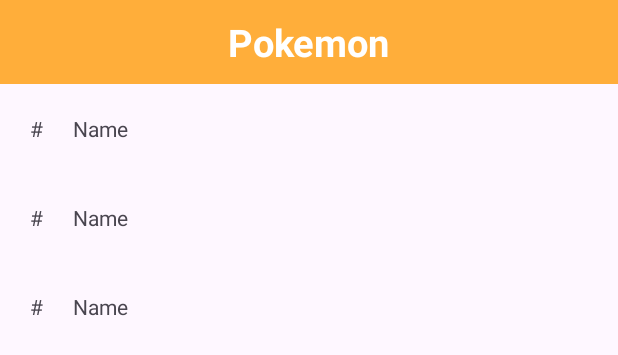
After one commit to diegogd04/Pokemon, an Android app: the layout fragment_pokemon_list.xml on its own in the app's theme, with its tools: preview values and no code run, on a phone screen of 412 x 824 dp. The commit adds this screen. Shown: the top 355 px of the screen. Run offline under Robolectric (Android 15) with nearby library versions, the phone set to English and light mode, and no system bars.

Commit message:
Creación de vistas.

```diff
--- a/app/src/main/java/edu/dgd/pokemon/MainActivity.kt
+++ b/app/src/main/java/edu/dgd/pokemon/MainActivity.kt
@@ -10,7 +10,7 @@ class MainActivity : AppCompatActivity() {
     override fun onCreate(savedInstanceState: Bundle?) {
         super.onCreate(savedInstanceState)
         enableEdgeToEdge()
-        setContentView(R.layout.activity_main)
+        setContentView(R.layout.activity_pokemon_list)
         ViewCompat.setOnApplyWindowInsetsListener(findViewById(R.id.main)) { v, insets ->
             val systemBars = insets.getInsets(WindowInsetsCompat.Type.systemBars())
             v.setPadding(systemBars.left, systemBars.top, systemBars.right, systemBars.bottom)
--- /dev/null
+++ b/app/src/main/res/layout/fragment_pokemon_list.xml
@@ -0,0 +1,88 @@
+<?xml version="1.0" encoding="utf-8"?>
+<LinearLayout xmlns:android="http://schemas.android.com/apk/res/android"
+    android:layout_width="match_parent"
+    android:layout_height="match_parent"
+    xmlns:tools="http://schemas.android.com/tools"
+    android:orientation="vertical">
+
+    <Toolbar
+        android:id="@+id/toolbar"
+        android:layout_width="match_parent"
+        android:layout_height="wrap_content"
+        android:background="@color/orange">
+
+        <TextView
+            style="@style/detail_toolbar_title"
+            android:layout_width="wrap_content"
+            android:layout_height="wrap_content"
+            android:text="@string/pokemon_list_toolbar_title" />
+
+    </Toolbar>
+
+    <LinearLayout
+        android:id="@+id/pokemon_layout_1"
+        android:layout_width="match_parent"
+        android:layout_height="wrap_content"
+        android:orientation="horizontal"
+        android:layout_margin="@dimen/pokemon_margin">
+
+        <TextView
+            android:id="@+id/pokemon_id_1"
+            android:layout_width="wrap_content"
+            android:layout_height="wrap_content"
+            tools:text="@string/tools_pokemon_id" />
+
+        <TextView
+            android:id="@+id/pokemon_name_1"
+            android:layout_width="wrap_content"
+            android:layout_height="wrap_content"
+            tools:text="@string/tools_pokemon_name"
+            android:layout_marginStart="@dimen/pokemon_margin" />
+
+    </LinearLayout>
+
+    <LinearLayout
+        android:id="@+id/pokemon_layout_2"
+        android:layout_width="match_parent"
+        android:layout_height="wrap_content"
+        android:orientation="horizontal"
+        android:layout_margin="@dimen/pokemon_margin">
+
+        <TextView
+            android:id="@+id/pokemon_id_2"
+            android:layout_width="wrap_content"
+            android:layout_height="wrap_content"
+            tools:text="@string/tools_pokemon_id" />
+
+        <TextView
+            android:id="@+id/pokemon_name_2"
+            android:layout_width="wrap_content"
+            android:layout_height="wrap_content"
+            tools:text="@string/tools_pokemon_name"
+            android:layout_marginStart="@dimen/pokemon_margin" />
+
+    </LinearLayout>
+
+    <LinearLayout
+        android:id="@+id/pokemon_layout_3"
+        android:layout_width="match_parent"
+        android:layout_height="wrap_content"
+        android:orientation="horizontal"
+        android:layout_margin="@dimen/pokemon_margin">
+
+        <TextView
+            android:id="@+id/pokemon_id_3"
+            android:layout_width="wrap_content"
+            android:layout_height="wrap_content"
+            tools:text="@string/tools_pokemon_id" />
+
+        <TextView
+            android:id="@+id/pokemon_name_3"
+            android:layout_width="wrap_content"
+            android:layout_height="wrap_content"
+            tools:text="@string/tools_pokemon_name"
+            android:layout_marginStart="@dimen/pokemon_margin" />
+
+    </LinearLayout>
+
+</LinearLayout>
--- a/app/src/main/res/values/colors.xml
+++ b/app/src/main/res/values/colors.xml
@@ -2,4 +2,6 @@
 <resources>
     <color name="black">#FF000000</color>
     <color name="white">#FFFFFFFF</color>
+    <color name="orange">#ffae3a</color>
+    <color name="orange_light">#ffecd1</color>
 </resources>
--- /dev/null
+++ b/app/src/main/res/values/dimens.xml
@@ -0,0 +1,8 @@
+<?xml version="1.0" encoding="utf-8"?>
+<resources>
+    <dimen name="pokemon_margin">20dp</dimen>
+    <dimen name="detail_toolbar_title_size">25sp</dimen>
+    <dimen name="detail_image_height">200dp</dimen>
+    <dimen name="detail_card_corner_radius">20dp</dimen>
+    <dimen name="ability_margin_start">10dp</dimen>
+</resources>
--- a/app/src/main/res/values/strings.xml
+++ b/app/src/main/res/values/strings.xml
@@ -1,3 +1,8 @@
 <resources>
     <string name="app_name">pokemon</string>
+    <string name="pokemon_list_toolbar_title">Pokemon</string>
+    <string name="tools_pokemon_id">#</string>
+    <string name="tools_pokemon_name">Name</string>
+    <string name="detail_ability_title">Ability:</string>
+    <string name="tools_pokemon_ability">Ability</string>
 </resources>
--- /dev/null
+++ b/app/src/main/res/values/styles.xml
@@ -0,0 +1,14 @@
+<?xml version="1.0" encoding="utf-8"?>
+<resources>
+    <style name="detail_toolbar_title">
+        <item name="android:textSize">@dimen/detail_toolbar_title_size</item>
+        <item name="android:textColor">@color/white</item>
+        <item name="android:textStyle">bold</item>
+        <item name="android:layout_gravity">center</item>
+    </style>
+
+    <style name="detail_card">
+        <item name="android:layout_margin">@dimen/pokemon_margin</item>
+        <item name="android:backgroundTint">@color/orange_light</item>
+    </style>
+</resources>
```
Also changed, not shown: app/src/main/res/layout/activity_main.xml (deleted, +0 -19 lines), app/src/main/res/layout/activity_pokemon_list.xml (added, +16 -0 lines), app/src/main/res/layout/fragment_pokemon_detail.xml (added, +66 -0 lines).
